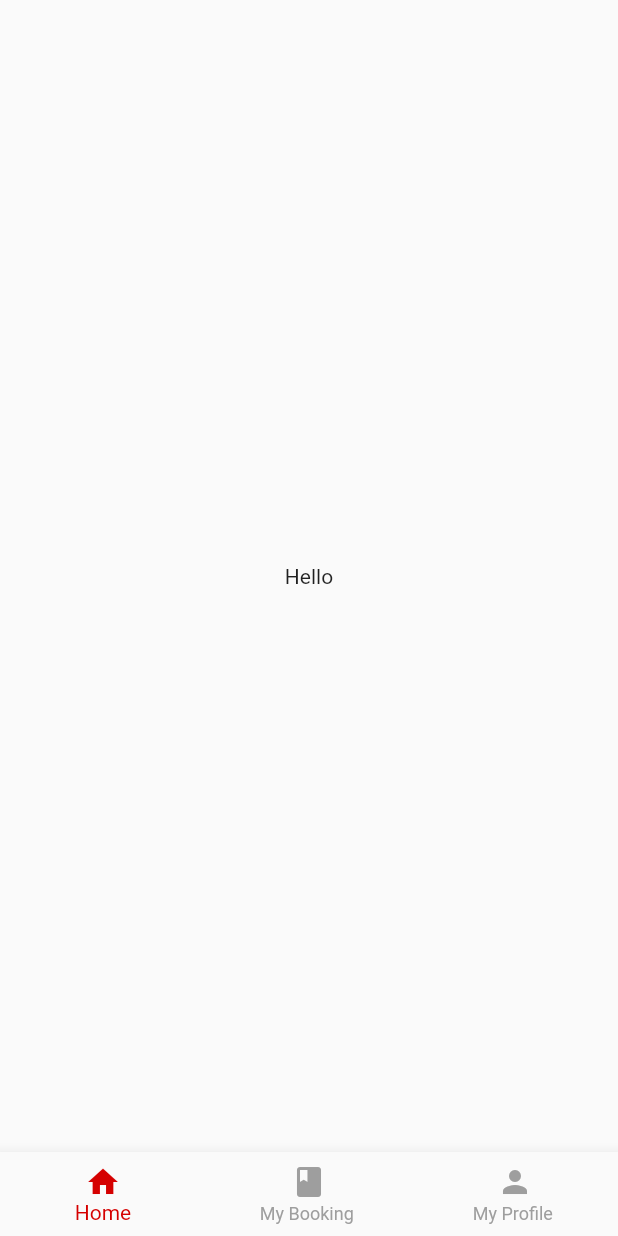
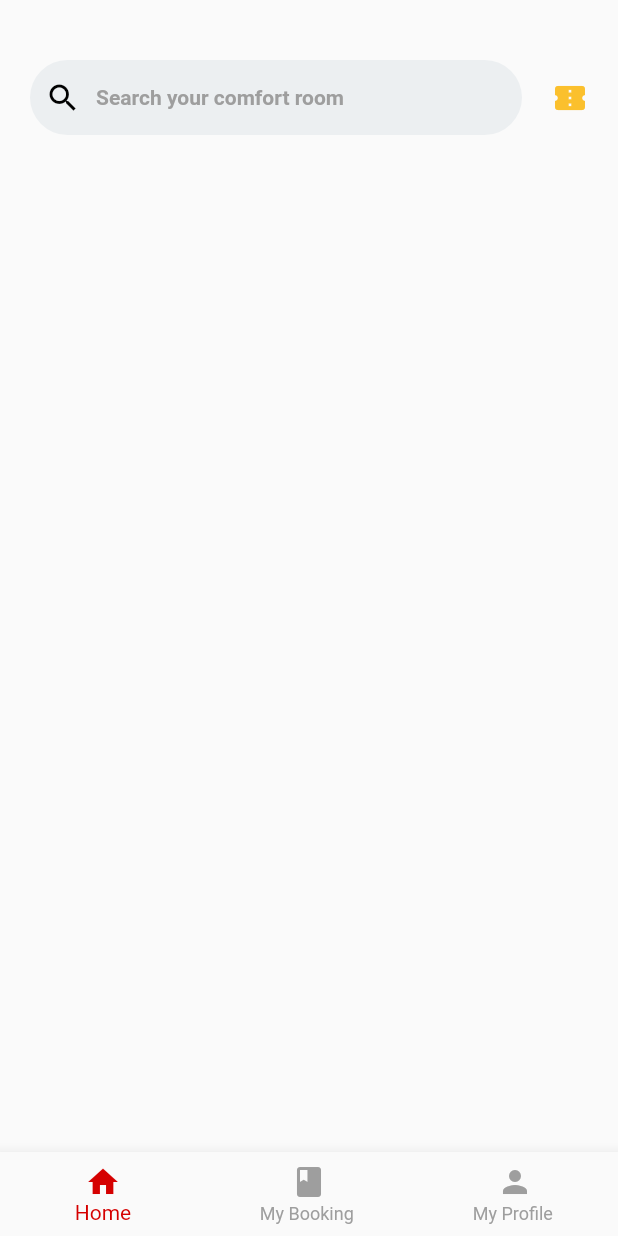
Before and after one commit to aqigif/hello_flut, a Flutter app: the screen it shows after launch, on a phone screen of 412 x 824 dp. Run offline on Flutter 3.47's test engine with Material 2 defaults, Android fonts, the phone set to English and light mode, and no system bars; our stand-ins replace google_maps_flutter.

Commit message:
adding searchbar and promo

```diff
--- a/lib/home_widget.dart
+++ b/lib/home_widget.dart
@@ -3,12 +3,44 @@ import 'package:flutter/material.dart';
 class HomeScreen extends StatelessWidget {
   @override
   Widget build(BuildContext context) {
-    // return Scaffold()
     return Scaffold(
-      body:
-        Center(
-          child: Text("Hello"),
-      )
-    );
+        body: Column(mainAxisAlignment: MainAxisAlignment.start, children: [
+      Row(children: [
+        Expanded(
+            child: Container(
+          margin: const EdgeInsets.only(top: 40.0, left: 20.0,  right: 20.0),
+          height: 50.0,
+          padding: const EdgeInsets.all(10),
+          decoration: new BoxDecoration(
+            borderRadius: new BorderRadius.circular(25.0),
+            color: Colors.blueGrey[50],
+          ),
+          child: Row(
+            children: [
+              Icon(
+                Icons.search,
+                color: Colors.black,
+              ),
+              Container(
+                padding: const EdgeInsets.only(left: 10),
+                child: Text(
+                  'Search your comfort room',
+                  style: TextStyle(
+                    color: Colors.grey,
+                    fontWeight: FontWeight.bold,
+                  ),
+                ),
+              ),
+            ],
+          ),
+        )),
+        Container(
+          margin: const EdgeInsets.only(top: 40.0, right: 20.0),
+            child: Icon(
+          Icons.confirmation_number,
+          color: Colors.yellow[700],
+        ))
+      ]),
+    ]));
   }
 }
```
